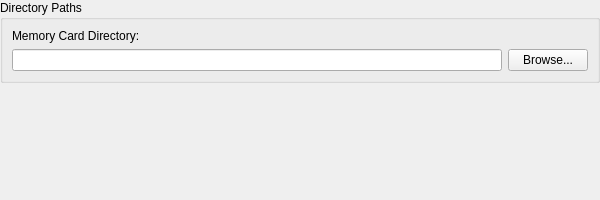
Old version of the form src/ui/Settings/FilesSettingsWidget.ui in the repository PCSX2/myMCpp.
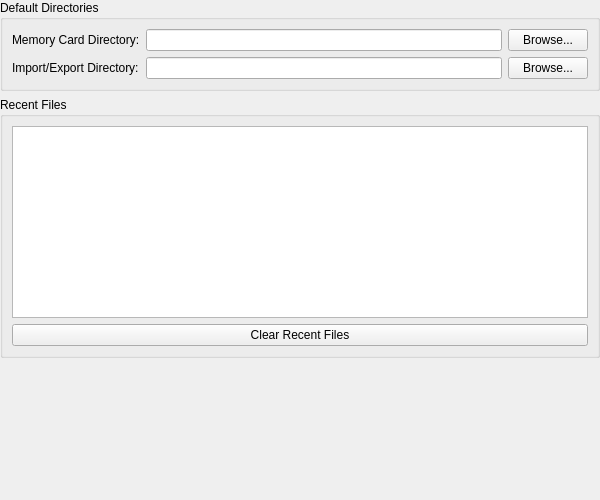
New version of the form.

Commit message: Qt: integrate new settings widgets and update SettingsWindow

Patch:
```diff
--- a/src/ui/Settings/FilesSettingsWidget.ui
+++ b/src/ui/Settings/FilesSettingsWidget.ui
@@ -13,7 +13,7 @@
     <x>0</x>
     <y>0</y>
     <width>600</width>
-    <height>200</height>
+    <height>500</height>
    </rect>
   </property>
   <layout class="QVBoxLayout" name="verticalLayout">
@@ -32,10 +32,10 @@
    <item>
     <widget class="QGroupBox" name="filesGroup">
      <property name="title">
-      <string>Directory Paths</string>
+      <string>Default Directories</string>
      </property>
-     <layout class="QVBoxLayout" name="verticalLayout_2">
-      <item>
+     <layout class="QFormLayout" name="formLayout">
+      <item row="0" column="0">
        <widget class="QLabel" name="memCardLabel">
         <property name="text">
          <string>Memory Card Directory:</string>
@@ -45,7 +45,7 @@
         </property>
        </widget>
       </item>
-      <item>
+      <item row="0" column="1">
        <layout class="QHBoxLayout" name="pathLayout">
         <item>
          <widget class="QLineEdit" name="memoryCardPathEdit">
@@ -63,6 +63,53 @@
         </item>
        </layout>
       </item>
+      <item row="1" column="0">
+       <widget class="QLabel" name="importExportLabel">
+        <property name="text">
+         <string>Import/Export Directory:</string>
+        </property>
+        <property name="buddy">
+         <cstring>importExportPathEdit</cstring>
+        </property>
+       </widget>
+      </item>
+      <item row="1" column="1">
+       <layout class="QHBoxLayout" name="importExportLayout">
+        <item>
+         <widget class="QLineEdit" name="importExportPathEdit">
+          <property name="readOnly">
+           <bool>true</bool>
+          </property>
+         </widget>
+        </item>
+        <item>
+         <widget class="QPushButton" name="browseImportExportButton">
+          <property name="text">
+           <string>Browse...</string>
+          </property>
+         </widget>
+        </item>
+       </layout>
+      </item>
+     </layout>
+    </widget>
+   </item>
+   <item>
+    <widget class="QGroupBox" name="recentFilesGroup">
+     <property name="title">
+      <string>Recent Files</string>
+     </property>
+     <layout class="QVBoxLayout" name="verticalLayout2">
+      <item>
+       <widget class="QListWidget" name="recentFilesList"/>
+      </item>
+      <item>
+       <widget class="QPushButton" name="clearRecentButton">
+        <property name="text">
+         <string>Clear Recent Files</string>
+        </property>
+       </widget>
+      </item>
      </layout>
     </widget>
    </item>
```
Left out of the diff: 4 changed lines with no effect on the pictures. The commit also changes 8 other files.
